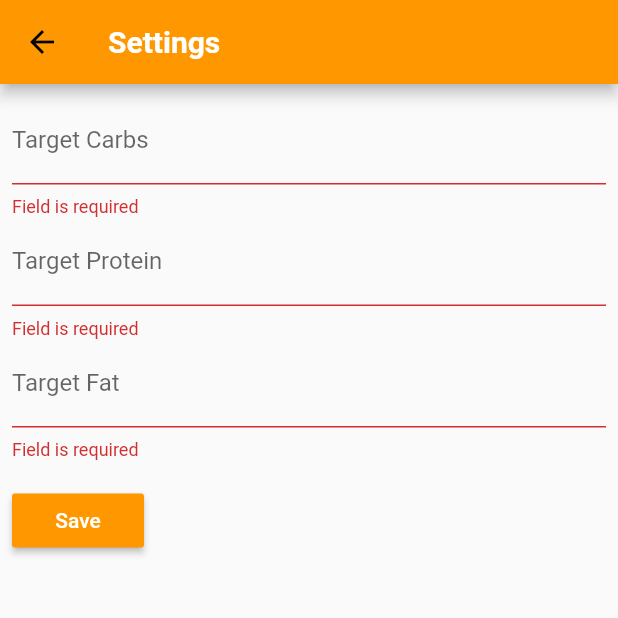
After one commit to southojere/flutter-macro-counter, a Flutter app: the SettingsScreen screen opened directly, after a tap on "Save", on a phone screen of 412 x 824 dp, the top half of it. The commit adds this screen. Run offline on Flutter 3.47's test engine with Material 2 defaults, Android fonts, the phone set to English and light mode, and no system bars; our stand-ins replace percent_indicator; Roboto replaces fonts that are missing (Quicksand).

Commit message:
added settings page - and settings form

```diff
--- a/lib/main.dart
+++ b/lib/main.dart
@@ -4,6 +4,7 @@ import 'package:macro_counter_app/models/Macro.dart';
 import 'package:macro_counter_app/widgets/food_list.dart';
 import 'package:macro_counter_app/widgets/macro_inputs.dart';
 import 'package:macro_counter_app/widgets/macros.dart';
+import 'package:macro_counter_app/widgets/screens/settings_screen.dart';
 
 void main() => runApp(MyApp());
 
@@ -42,16 +43,15 @@ class MyHomePage extends StatefulWidget {
 class _MyHomePageState extends State<MyHomePage> {
   // TODO: set from database
   List<Macro> macros = [
-    new Macro(label: 'Carbohydrates', value: 78, goalValue: 360),
+    new Macro(label: 'Carbohydrates', value: 78, goalValue: 365),
     new Macro(label: 'Protein', value: 43, goalValue: 120),
     new Macro(label: 'Fats', value: 10, goalValue: 60)
   ];
 
   List<Food> foodLibrary = [];
 
-
-  void quickAddMacros (Food foodToAdd) {
-     setState(() {
+  void quickAddMacros(Food foodToAdd) {
+    setState(() {
       macros[0].value += foodToAdd.carbs;
       macros[1].value += foodToAdd.protein;
       macros[2].value += foodToAdd.fat;
@@ -93,18 +93,42 @@ class _MyHomePageState extends State<MyHomePage> {
         });
   }
 
+  void updateTargets(newCarbTarget, newProteinTarget, newFatTarget) {
+    setState(() {
+      macros[0].goalValue = newCarbTarget;
+      macros[1].goalValue = newProteinTarget;
+      macros[2].goalValue = newFatTarget;
+    });
+  }
+
   @override
   Widget build(BuildContext context) {
     return Scaffold(
       appBar: AppBar(
         actions: <Widget>[
           IconButton(
-              icon: Icon(Icons.add), onPressed: () => _startAddMacros(context))
+              icon: Icon(Icons.add), onPressed: () => _startAddMacros(context)),
+          IconButton(
+            icon: Icon(Icons.settings),
+            onPressed: () {
+              Navigator.push(
+                context,
+                MaterialPageRoute(
+                    builder: (context) => SettingsScreen(
+                          macros: macros,
+                          updateTargets: updateTargets,
+                        )),
+              );
+            },
+          )
         ],
         title: Text('Dashboard'),
       ),
       body: Column(
-        children: <Widget>[Macros(macros), FoodList(foodLibrary, deleteFood,quickAddMacros)],
+        children: <Widget>[
+          Macros(macros),
+          FoodList(foodLibrary, deleteFood, quickAddMacros)
+        ],
       ),
       floatingActionButton: FloatingActionButton(
         onPressed: () => _startAddMacros(context),
--- /dev/null
+++ b/lib/widgets/screens/settings_screen.dart
@@ -0,0 +1,47 @@
+
+
+import 'package:flutter/material.dart';
+import 'package:macro_counter_app/models/Macro.dart';
+import 'package:macro_counter_app/widgets/settings_inputs.dart';
+
+class SettingsScreen extends StatefulWidget {
+
+  final List<Macro> macros;
+  final Function updateTargets;
+  SettingsScreen({this.macros, this.updateTargets});
+
+  @override
+  State<StatefulWidget> createState() {
+    return _SettingsScreenState();
+  }
+}
+
+class _SettingsScreenState extends State<SettingsScreen> {
+
+
+
+  @override
+  Widget build(BuildContext context) {
+
+    double carbsTarget = widget.macros != null ? widget.macros[0].goalValue : 0;
+    double proteinTarget = widget.macros != null ? widget.macros[1].goalValue: 0;
+    double fatTarget = widget.macros != null ? widget.macros[2].goalValue : 0;
+
+    return Scaffold(
+      appBar: AppBar(
+        actions: <Widget>[
+
+        ],
+        title: Text('Settings'),
+      ),
+      body: Padding(
+        padding: const EdgeInsets.all(8.0),
+        child: Column(
+          children: <Widget>[
+            SettingsInput(updateTargets: widget.updateTargets,carbsTarget: carbsTarget, proteinTarget: proteinTarget, fatTarget: fatTarget,)
+          ],
+        ),
+      ),// This trailing comma makes auto-formatting nicer for build methods.
+    );
+  }
+}
--- /dev/null
+++ b/lib/widgets/settings_inputs.dart
@@ -0,0 +1,91 @@
+import 'package:flutter/material.dart';
+import 'package:flutter/widgets.dart';
+
+class SettingsInput extends StatefulWidget {
+  final double carbsTarget;
+  final double proteinTarget;
+  final double fatTarget;
+  final Function updateTargets;
+  SettingsInput({
+    @required this.carbsTarget,
+    @required this.proteinTarget,
+    @required this.fatTarget,
+    @required this.updateTargets,
+  });
+
+  @override
+  State<StatefulWidget> createState() {
+    return _SettingsInputState();
+  }
+}
+
+class _SettingsInputState extends State<SettingsInput> {
+  final _formKey = GlobalKey<FormState>();
+
+  final _carbsController = TextEditingController();
+  final _proteinController = TextEditingController();
+  final _fatController = TextEditingController();
+
+
+
+  @override
+  Widget build(BuildContext context) {
+    return Form(
+        key: _formKey,
+        child: Column(
+          crossAxisAlignment: CrossAxisAlignment.start,
+          children: <Widget>[
+            TextFormField(
+              controller: _carbsController,
+              decoration: InputDecoration(
+                  labelText: 'Target Carbs',
+                  hintText: 'Current protein target: ${widget.carbsTarget}'),
+              keyboardType: TextInputType.number,
+              validator: (String value) {
+                if (value == '') return 'Field is required';
+                return null;
+              },
+            ),
+            TextFormField(
+              controller: _proteinController,
+              decoration: InputDecoration(
+                  labelText: 'Target Protein',
+                  hintText: 'Current protein target: ${widget.proteinTarget}'),
+              keyboardType: TextInputType.number,
+              validator: (String value) {
+                if (value == '') return 'Field is required';
+                return null;
+              },
+            ),
+            TextFormField(
+              controller: _fatController,
+              decoration: InputDecoration(
+                  labelText: 'Target Fat',
+                  hintText: 'Current fat target: ${widget.fatTarget}'),
+              keyboardType: TextInputType.number,
+              validator: (String value) {
+                if (value == '') return 'Field is required';
+                return null;
+              },
+            ),
+            Padding(
+              padding: const EdgeInsets.symmetric(vertical: 16.0),
+              child: RaisedButton(
+                color: Theme.of(context).primaryColor,
+                textColor: Theme.of(context).textTheme.button.color,
+                onPressed: () {
+                  if (_formKey.currentState.validate()) {
+                    // save settings
+                    double carbs = double.parse(_carbsController.text);
+                    double protein = double.parse(_proteinController.text);
+                    double fat = double.parse(_fatController.text);
+                    widget.updateTargets(carbs, protein, fat);
+                  }
+                },
+                child: Text('Save'),
+              ),
+            ),
+          ],
+        ));
+  }
+}
```
Also changed, not shown: lib/widgets/macro_bar.dart (+3 -5 lines).
